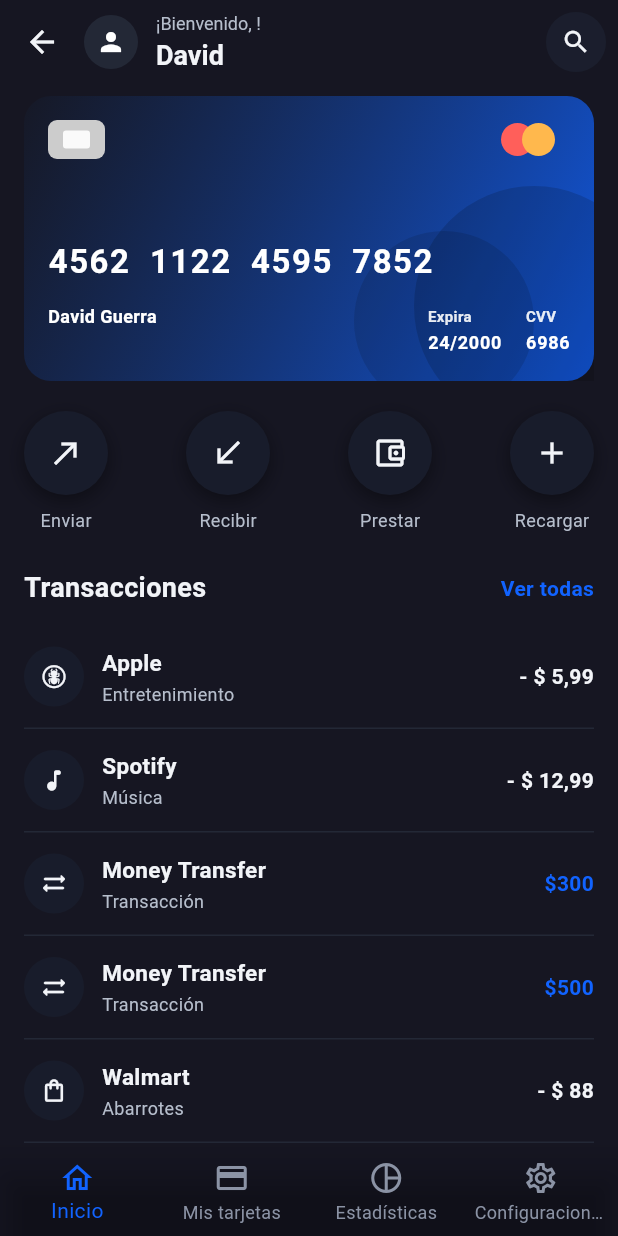
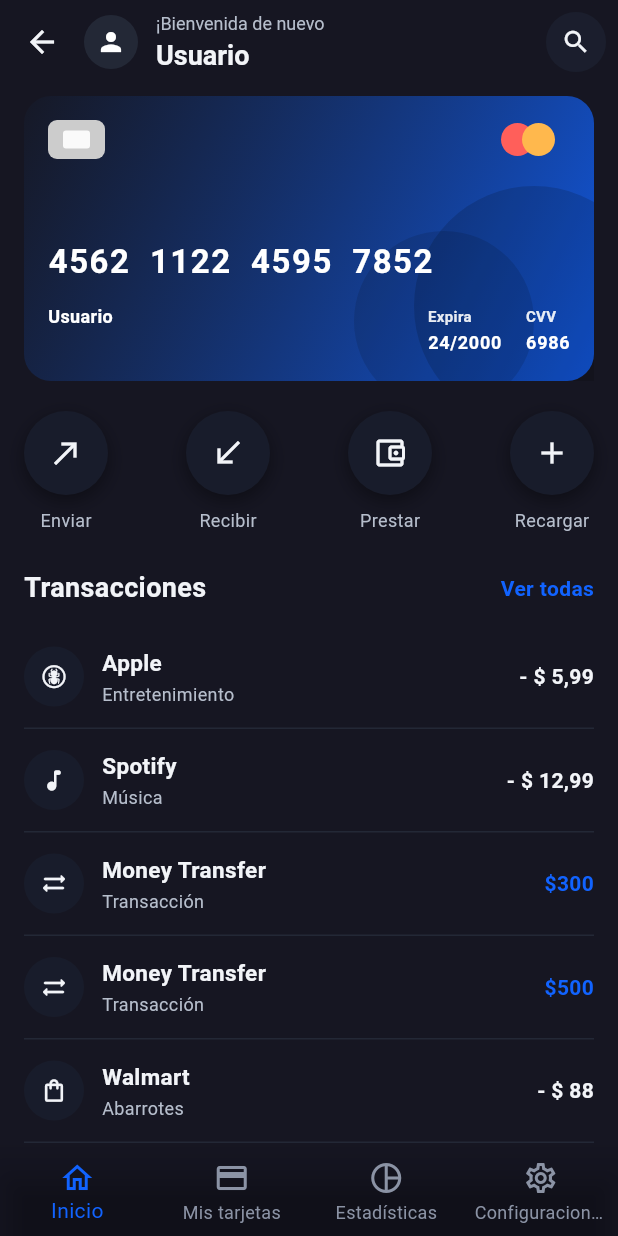
Before and after one commit to KsMerida16/bank_app, a Flutter app: the HomeDashboardPage screen opened directly, on a phone screen of 412 x 824 dp. Run offline on Flutter 3.47's test engine with Material 3 defaults, Android fonts, the phone set to English and light mode, and no system bars; our stand-ins replace dio, flutter_riverpod, freezed_annotation, go_router, riverpod, shared_preferences; accounts and stored records are empty.

Commit message:
feat(dashboard): Agrega información del usuario en el dashboard

```diff
--- a/lib/core/utils/local_storage.dart
+++ b/lib/core/utils/local_storage.dart
@@ -1,14 +1,14 @@
 import 'package:shared_preferences/shared_preferences.dart';
 
 class LocalStorage {
-  late final SharedPreferences prefs;
-  static final LocalStorage _instance = LocalStorage._internal();
 
   LocalStorage._internal();
 
   factory LocalStorage() {
     return _instance;
   }
+  late final SharedPreferences prefs;
+  static final LocalStorage _instance = LocalStorage._internal();
 
   Future<void> init() async {
     prefs = await SharedPreferences.getInstance();
--- a/lib/features/auth/data/data/data_sources/local_authentication_data_source.dart
+++ b/lib/features/auth/data/data/data_sources/local_authentication_data_source.dart
@@ -3,10 +3,10 @@
 import 'package:shared_preferences/shared_preferences.dart';
 
 class LocalAuthenticationDataSource {
-  final SharedPreferences _prefs;
 
   LocalAuthenticationDataSource({SharedPreferences? sharedPreferences})
     : _prefs = sharedPreferences ?? LocalStorage().prefs;
+  final SharedPreferences _prefs;
 
   Future<void> saveSession(String token) async {
     await _prefs.setString(Consts.sessionTokenKey, token);
--- a/lib/features/auth/data/data/repositories/authentication_repository_impl.dart
+++ b/lib/features/auth/data/data/repositories/authentication_repository_impl.dart
@@ -17,13 +17,11 @@
 
   @override
   Future<String> getAccessToken() {
-    // TODO: implement getAccessToken
     throw UnimplementedError();
   }
 
   @override
   Future<String> getUserEmail() {
-    // TODO: implement getUserEmail
     throw UnimplementedError();
   }
 
@@ -42,7 +40,6 @@
 
   @override
   Future<bool> registerWithEmailAndPassword(String email, String password) {
-    // TODO: implement registerWithEmailAndPassword
     throw UnimplementedError();
   }
 
@@ -51,7 +48,6 @@
     String email,
     String password,
   ) async {
-    print('Repository Signing up with email: $email and password: $password');
     final UserPasswordModel userPasswordModel = UserPasswordModel(
       email: email,
       password: password,
@@ -65,13 +61,11 @@
 
   @override
   Future<void> signInWithGoogle() {
-    // TODO: implement signInWithGoogle
     throw UnimplementedError();
   }
 
   @override
   Future<void> signOut() {
-    // TODO: implement signOut
     throw UnimplementedError();
   }
 
--- a/lib/features/auth/domain/use_cases/sing_in_use_case.dart
+++ b/lib/features/auth/domain/use_cases/sing_in_use_case.dart
@@ -3,11 +3,11 @@
 import 'package:bank_app/features/auth/domain/repositories/authentication_repository.dart';
 
 class SignInUseCase {
-  final AuthenticationRepository _authenticationRepository;
 
   SignInUseCase({AuthenticationRepository? authenticationRepository})
     : _authenticationRepository =
           authenticationRepository ?? AuthenticationRepositoryImpl();
+  final AuthenticationRepository _authenticationRepository;
 
   Future<User> call(String email, String password) async {
     // Aquí iría la lógica de autenticación, por ejemplo, llamando a un repositorio
--- a/lib/features/auth/presentation/sign_in_screen.dart
+++ b/lib/features/auth/presentation/sign_in_screen.dart
@@ -62,13 +62,11 @@
 
   @override
   void deactivate() {
-    // TODO: implement deactivate
     super.deactivate();
   }
 
   @override
   void dispose() {
-    // TODO: implement dispose
     super.dispose();
   }
 
@@ -86,7 +84,7 @@
     ref.listen<SignInState>(signInRiverpodProvider, (previous, next) {
       if (next is SignInSuccessState) {
         Navigator.of(context).pushReplacement(
-          MaterialPageRoute(builder: (_) => const HomeDashboardPage()),
+          MaterialPageRoute(builder: (_) => HomeDashboardPage(userName: next.userName, userGender: next.userGender, userImage: next.userImage)),
         );
       } else if (next is SignInErrorState) {
         ScaffoldMessenger.of(
--- a/lib/features/auth/state/sign_in_notifier.dart
+++ b/lib/features/auth/state/sign_in_notifier.dart
@@ -25,7 +25,7 @@
     final isLogged = await _isSignedInUseCase.call();
 
     if (isLogged) {
-      state = SignInSuccessState('Usuario');
+      state = SignInSuccessState('Usuario', 'male', '');
     } else {
       state = SignInInitialState();
     }
@@ -36,7 +36,7 @@
 
     try {
       final user = await _signInUseCase.call(email, password);
-      state = SignInSuccessState(user.name);
+      state = SignInSuccessState(user.fullName, user.gender, user.image);
 
       return true;
     } catch (e) {
--- a/lib/features/auth/state/sign_in_state.dart
+++ b/lib/features/auth/state/sign_in_state.dart
@@ -18,9 +18,11 @@
 }
 
 final class SignInSuccessState extends SignInState {
-  SignInSuccessState(this.userName)
+  SignInSuccessState(this.userName, this.userGender, this.userImage)
     : super(title: 'Bienvenido $userName', logged: true);
   final String userName;
+  final String userGender;
+  final String userImage;
 }
 
 final class SignInErrorState extends SignInState {
--- a/lib/features/dashboard/presentation/dashboard_screen.dart
+++ b/lib/features/dashboard/presentation/dashboard_screen.dart
@@ -9,7 +9,11 @@
 import 'package:bank_app/theme/colors_scope.dart';
 
 class HomeDashboardPage extends StatefulWidget {
-  const HomeDashboardPage({super.key});
+  const HomeDashboardPage({super.key, this.userName, this.userGender, this.userImage});
+
+  final String? userName;
+  final String? userGender;
+  final String? userImage;
 
   @override
   State<HomeDashboardPage> createState() => _HomeDashboardPageState();
@@ -23,6 +27,9 @@
     final bottom = MediaQuery.of(context).padding.bottom;
     // ignore: unused_local_variable
     final bottomSafe = MediaQuery.of(context).padding.bottom;
+    final currentUser = widget.userName?.trim().isNotEmpty == true ? widget.userName! : 'Usuario';
+    final isMale = widget.userGender?.toLowerCase() == 'male';
+    final userImage = widget.userImage?.isNotEmpty == true ? widget.userImage : null;
 
     return Scaffold(
       backgroundColor: c.background,
@@ -36,7 +43,12 @@
             CircleAvatar(
               radius: 18,
               backgroundColor: c.divider,
-              child: const Icon(Icons.person, size: 20),
+              backgroundImage: userImage != null && userImage.isNotEmpty
+                  ? NetworkImage(userImage)
+                  : null,
+              child: userImage == null || userImage.isEmpty
+                  ? const Icon(Icons.person, size: 20)
+                  : null,
             ),
             const SizedBox(width: 12),
             // Bienvenida
@@ -45,13 +57,12 @@
                 crossAxisAlignment: CrossAxisAlignment.start,
                 children: [
                   Text(
-                    //'Welcome back,',
-                    t.welcomeUser(''),
+                    isMale ? t.welcomeUserMale : t.welcomeUserFemale,
                     style: TextStyle(color: c.textSecondary, fontSize: 12),
                   ),
                   const SizedBox(height: 2),
                   Text(
-                    'David',
+                    currentUser,
                     style: TextStyle(
                       color: c.textPrimary,
                       fontSize: 18,
@@ -81,7 +92,7 @@
             crossAxisAlignment: CrossAxisAlignment.start,
             children: [
               // Tarjeta principal
-              _CreditCard(c: c),
+              _CreditCard(c: c, userName: currentUser),
               //_Account(c: c),
               //const CarruselEnfocado(),
               const SizedBox(height: 20),
@@ -278,8 +289,9 @@
 // =============== Sección: widgets internos de la pantalla ===============
 
 class _CreditCard extends StatelessWidget {
-  const _CreditCard({required this.c});
+  const _CreditCard({required this.c, required this.userName});
   final AppColors c;
+  final String userName;
 
   @override
   Widget build(BuildContext context) {
@@ -351,7 +363,7 @@
                 Row(
                   children: [
                     _MiniField(
-                      label: 'David Guerra',
+                      label: userName,
                       value: '',
                       color: c.onPrimary.withValues(alpha: 0.95),
                       labelStyle: TextStyle(
--- a/lib/l10n/app_localizations.dart
+++ b/lib/l10n/app_localizations.dart
@@ -172,6 +172,18 @@
   /// In en, this message translates to:
   /// **'Welcome, {userName}!'**
   String welcomeUser(Object userName);
+
+  /// No description provided for @welcomeUserMale.
+  ///
+  /// In en, this message translates to:
+  /// **'Welcome back'**
+  String get welcomeUserMale;
+
+  /// No description provided for @welcomeUserFemale.
+  ///
+  /// In en, this message translates to:
+  /// **'Welcome back'**
+  String get welcomeUserFemale;
 
   /// No description provided for @transactions.
   ///
--- a/lib/l10n/app_localizations_en.dart
+++ b/lib/l10n/app_localizations_en.dart
@@ -48,6 +48,12 @@
   String welcomeUser(Object userName) {
     return 'Welcome, $userName!';
   }
+
+  @override
+  String get welcomeUserMale => 'Welcome back';
+
+  @override
+  String get welcomeUserFemale => 'Welcome back';
 
   @override
   String get transactions => 'Transactions';
--- a/lib/l10n/app_localizations_es.dart
+++ b/lib/l10n/app_localizations_es.dart
@@ -48,6 +48,12 @@
   String welcomeUser(Object userName) {
     return '¡Bienvenido, $userName!';
   }
+
+  @override
+  String get welcomeUserMale => '¡Bienvenido de nuevo';
+
+  @override
+  String get welcomeUserFemale => '¡Bienvenida de nuevo';
 
   @override
   String get transactions => 'Transacciones';
--- a/lib/main_dev.dart
+++ b/lib/main_dev.dart
@@ -1,6 +1,6 @@
 
 import 'package:bank_app/core/environment/env.dart';
-import 'main.dart';
+import 'package:bank_app/main.dart';
 
 void main(List<String> args) {
   Env.environment = Environment.development;
--- a/lib/main_prod.dart
+++ b/lib/main_prod.dart
@@ -1,6 +1,6 @@
 
 import 'package:bank_app/core/environment/env.dart';
-import 'main.dart';
+import 'package:bank_app/main.dart';
 
 void main(List<String> args) {
   Env.environment = Environment.production;
```
Also changed, not shown: lib/features/auth/domain/entities/user.dart (+7 -1 lines), 1 other file.
